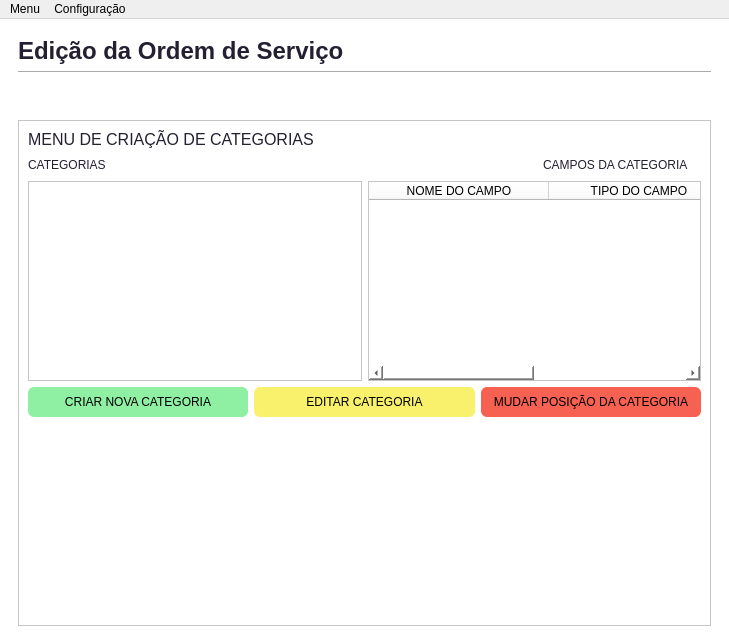
Above: src/application/infra/pyside/ui/mainwindow.ui from danieldevpy/ordem-de-servico before the change. Below: the same form after it.
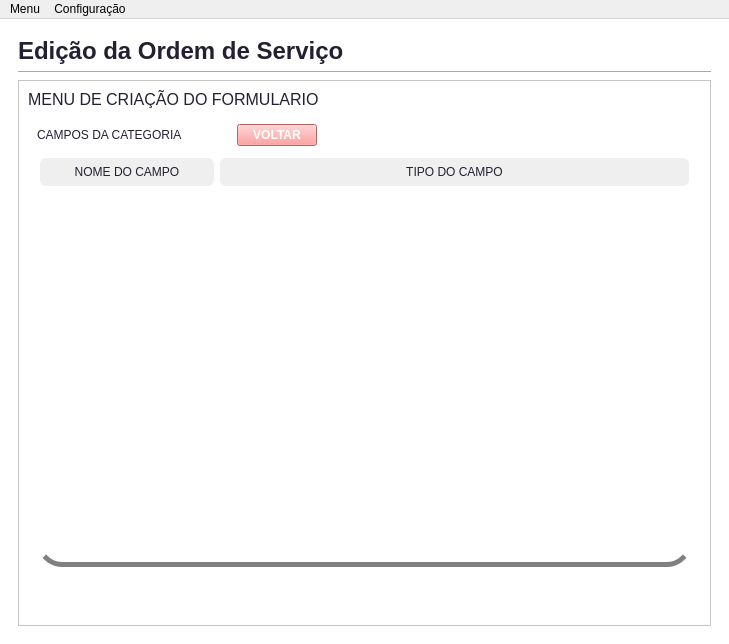
That is the form after the change. The open tabs and pages were chosen to show the change. Icons and pictures are not drawn.

```diff
--- a/src/application/infra/pyside/ui/mainwindow.ui
+++ b/src/application/infra/pyside/ui/mainwindow.ui
@@ -808,22 +808,6 @@
           </property>
          </widget>
         </item>
-        <item>
-         <spacer name="verticalSpacer_9">
-          <property name="orientation">
-           <enum>Qt::Vertical</enum>
-          </property>
-          <property name="sizeType">
-           <enum>QSizePolicy::Maximum</enum>
-          </property>
-          <property name="sizeHint" stdset="0">
-           <size>
-            <width>20</width>
-            <height>40</height>
-           </size>
-          </property>
-         </spacer>
-        </item>
         <item>
          <widget class="QFrame" name="frame_make">
           <property name="frameShape">
@@ -840,12 +824,20 @@
 font-size: 16px;</string>
              </property>
              <property name="text">
-              <string>MENU DE CRIAÇÃO DE CATEGORIAS</string>
+              <string>MENU DE CRIAÇÃO DO FORMULARIO</string>
              </property>
             </widget>
            </item>
            <item>
-            <layout class="QHBoxLayout" name="horizontalLayout_14">
+            <widget class="QStackedWidget" name="stackedWidget_edit">
+             <property name="currentIndex">
+              <number>1</number>
+             </property>
+             <widget class="QWidget" name="page_ctg">
+              <layout class="QVBoxLayout" name="verticalLayout_24">
+               <property name="spacing">
+                <number>12</number>
+               </property>
              <item>
               <widget class="QLabel" name="label_12">
                <property name="styleSheet">
@@ -857,43 +849,6 @@
               </widget>
              </item>
              <item>
-              <spacer name="horizontalSpacer">
-               <property name="orientation">
-                <enum>Qt::Horizontal</enum>
-               </property>
-               <property name="sizeHint" stdset="0">
-                <size>
-                 <width>40</width>
-                 <height>20</height>
-                </size>
-               </property>
-              </spacer>
-             </item>
-             <item>
-              <widget class="QLabel" name="label_13">
-               <property name="styleSheet">
-                <string notr="true">color: rgb(36, 31, 49);</string>
-               </property>
-               <property name="text">
-                <string>CAMPOS DA CATEGORIA</string>
-               </property>
-              </widget>
-             </item>
-             <item>
-              <widget class="QLabel" name="label_category_layout">
-               <property name="styleSheet">
-                <string notr="true">color: rgb(237, 51, 59);</string>
-               </property>
-               <property name="text">
-                <string/>
-               </property>
-              </widget>
-             </item>
-            </layout>
-           </item>
-           <item>
-            <layout class="QHBoxLayout" name="horizontalLayout_15">
-             <item>
               <widget class="QListWidget" name="list_categoria">
                <property name="sizePolicy">
                 <sizepolicy hsizetype="Expanding" vsizetype="Minimum">
@@ -902,49 +857,39 @@
                 </sizepolicy>
                </property>
                <property name="styleSheet">
-                <string notr="true">color:black;</string>
+                  <string notr="true">    QListWidget {
+		border: 1px solid grey;
+		color:black;
+		border-radius: 6px;
+		padding: 6px;
+    }
+
+    QListWidget::Item {
+        border-bottom: 1px solid #d0d0d0;  /* Borda inferior de cada item */
+		height: 30px;
+        padding: 5px;
+    }
+
+    QListWidget::Item:selected {
+        background-color: rgb(234, 234, 234);
+		color:black;
+    }
+</string>
                </property>
                <property name="selectionMode">
                 <enum>QAbstractItemView::MultiSelection</enum>
                </property>
-              </widget>
-             </item>
              <item>
-              <widget class="QTableWidget" name="table_categoria">
-               <property name="styleSheet">
-                <string notr="true">color:black;</string>
-               </property>
-               <property name="editTriggers">
-                <set>QAbstractItemView::NoEditTriggers</set>
-               </property>
-               <property name="selectionMode">
-                <enum>QAbstractItemView::SingleSelection</enum>
-               </property>
-               <property name="selectionBehavior">
-                <enum>QAbstractItemView::SelectRows</enum>
-               </property>
-               <attribute name="horizontalHeaderMinimumSectionSize">
-                <number>180</number>
-               </attribute>
-               <attribute name="horizontalHeaderStretchLastSection">
-                <bool>true</bool>
-               </attribute>
-               <attribute name="verticalHeaderDefaultSectionSize">
-                <number>50</number>
-               </attribute>
-               <column>
                 <property name="text">
-                 <string>NOME DO CAMPO</string>
-                </property>
-               </column>
-               <column>
+                   <string>Dados do Veiculo</string>
+                  </property>
+                 </item>
+                 <item>
                 <property name="text">
-                 <string>TIPO DO CAMPO</string>
-                </property>
-               </column>
-              </widget>
-             </item>
-            </layout>
+                   <string>Lista de Peças</string>
+                  </property>
+                 </item>
+                </widget>
            </item>
            <item>
             <layout class="QHBoxLayout" name="horizontalLayout_16">
@@ -1013,8 +958,127 @@
              <property name="orientation">
               <enum>Qt::Vertical</enum>
              </property>
+                 <property name="sizeHint" stdset="0">
+                  <size>
+                   <width>20</width>
+                   <height>40</height>
+                  </size>
+                 </property>
+                </spacer>
+               </item>
+              </layout>
+             </widget>
+             <widget class="QWidget" name="page_fields">
+              <layout class="QVBoxLayout" name="verticalLayout_25">
+               <property name="spacing">
+                <number>12</number>
+               </property>
+               <item>
+                <layout class="QHBoxLayout" name="horizontalLayout_12">
+                 <property name="spacing">
+                  <number>24</number>
+                 </property>
+                 <item>
+                  <widget class="QLabel" name="label_13">
+                   <property name="styleSheet">
+                    <string notr="true">color: rgb(36, 31, 49);</string>
+                   </property>
+                   <property name="text">
+                    <string>CAMPOS DA CATEGORIA</string>
+                   </property>
+                  </widget>
+                 </item>
+                 <item>
+                  <widget class="QLabel" name="label_category_layout">
+                   <property name="styleSheet">
+                    <string notr="true">color: rgb(255, 0, 0);
+font-weight: 800;</string>
+                   </property>
+                   <property name="text">
+                    <string/>
+                   </property>
+                  </widget>
+                 </item>
+                 <item>
+                  <widget class="QPushButton" name="btn_back_to_ctg">
+                   <property name="styleSheet">
+                    <string notr="true">background-color: rgb(255, 134, 134);
+color: white;
+font-weight: 800;</string>
+                   </property>
+                   <property name="text">
+                    <string>VOLTAR</string>
+                   </property>
+                  </widget>
+                 </item>
+                 <item>
+                  <spacer name="horizontalSpacer">
+                   <property name="orientation">
+                    <enum>Qt::Horizontal</enum>
+                   </property>
+                   <property name="sizeHint" stdset="0">
+                    <size>
+                     <width>40</width>
+                     <height>20</height>
+                    </size>
+                   </property>
+                  </spacer>
+                 </item>
+                </layout>
+               </item>
+               <item>
+                <widget class="QTableWidget" name="table_categoria">
+                 <property name="styleSheet">
+                  <string notr="true">QTableWidget{
+	border-bottom: 5px solid grey;
+	border-radius: 25px;
+}
+QHeaderView::section { 
+padding: 5px;
+border-radius:6px;
+margin-left: 3px;
+margin-right: 3px;
+color: rgb(36, 31, 49);
+}
+</string>
+                 </property>
+                 <property name="editTriggers">
+                  <set>QAbstractItemView::NoEditTriggers</set>
+                 </property>
+                 <property name="selectionMode">
+                  <enum>QAbstractItemView::SingleSelection</enum>
+                 </property>
+                 <property name="selectionBehavior">
+                  <enum>QAbstractItemView::SelectRows</enum>
+                 </property>
+                 <attribute name="horizontalHeaderMinimumSectionSize">
+                  <number>180</number>
+                 </attribute>
+                 <attribute name="horizontalHeaderStretchLastSection">
+                  <bool>true</bool>
+                 </attribute>
+                 <attribute name="verticalHeaderDefaultSectionSize">
+                  <number>50</number>
+                 </attribute>
+                 <column>
+                  <property name="text">
+                   <string>NOME DO CAMPO</string>
+                  </property>
+                 </column>
+                 <column>
+                  <property name="text">
+                   <string>TIPO DO CAMPO</string>
+                  </property>
+                 </column>
+                </widget>
+               </item>
+               <item>
+                <spacer name="verticalSpacer_9">
+                 <property name="orientation">
+                  <enum>Qt::Vertical</enum>
+                 </property>
              <property name="sizeType">
-              <enum>QSizePolicy::Expanding</enum>
+                  <enum>QSizePolicy::Minimum</enum>
              </property>
              <property name="sizeHint" stdset="0">
               <size>
@@ -1023,6 +1087,10 @@
               </size>
              </property>
             </spacer>
+               </item>
+              </layout>
+             </widget>
+            </widget>
            </item>
           </layout>
          </widget>
```
Left out of the diff: 35 changed lines with no effect on the pictures. Lines whose indentation alone changed are shown as unchanged.
